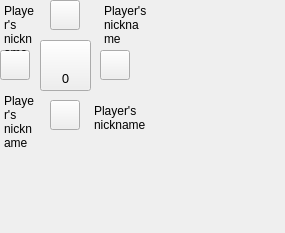
Qt form QTProject/Client/table.ui (aldenpang/zhajinhua-project) before a commit.
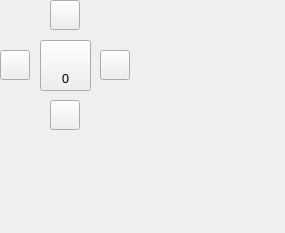
The same form after that commit. Icons and pictures are not drawn.

Commit message: update player portrait when click seats

The edit to the form file:
```diff
--- a/QTProject/Client/table.ui
+++ b/QTProject/Client/table.ui
@@ -209,7 +209,7 @@
 &lt;html&gt;&lt;head&gt;&lt;meta name=&quot;qrichtext&quot; content=&quot;1&quot; /&gt;&lt;style type=&quot;text/css&quot;&gt;
 p, li { white-space: pre-wrap; }
 &lt;/style&gt;&lt;/head&gt;&lt;body style=&quot; font-family:'SimSun'; font-size:9pt; font-weight:400; font-style:normal;&quot;&gt;
-&lt;p style=&quot; margin-top:0px; margin-bottom:0px; margin-left:0px; margin-right:0px; -qt-block-indent:0; text-indent:0px;&quot;&gt;&lt;span style=&quot; font-family:'宋体';&quot;&gt;Player's nickname&lt;/span&gt;&lt;/p&gt;&lt;/body&gt;&lt;/html&gt;</string>
+&lt;p style=&quot;-qt-paragraph-type:empty; margin-top:0px; margin-bottom:0px; margin-left:0px; margin-right:0px; -qt-block-indent:0; text-indent:0px;&quot;&gt;&lt;br /&gt;&lt;/p&gt;&lt;/body&gt;&lt;/html&gt;</string>
    </property>
   </widget>
   <widget class="QTextEdit" name="name1">
@@ -244,7 +244,7 @@
 &lt;html&gt;&lt;head&gt;&lt;meta name=&quot;qrichtext&quot; content=&quot;1&quot; /&gt;&lt;style type=&quot;text/css&quot;&gt;
 p, li { white-space: pre-wrap; }
 &lt;/style&gt;&lt;/head&gt;&lt;body style=&quot; font-family:'SimSun'; font-size:9pt; font-weight:400; font-style:normal;&quot;&gt;
-&lt;p style=&quot; margin-top:0px; margin-bottom:0px; margin-left:0px; margin-right:0px; -qt-block-indent:0; text-indent:0px;&quot;&gt;&lt;span style=&quot; font-family:'宋体';&quot;&gt;Player's nickname&lt;/span&gt;&lt;/p&gt;&lt;/body&gt;&lt;/html&gt;</string>
+&lt;p style=&quot;-qt-paragraph-type:empty; margin-top:0px; margin-bottom:0px; margin-left:0px; margin-right:0px; -qt-block-indent:0; text-indent:0px;&quot;&gt;&lt;br /&gt;&lt;/p&gt;&lt;/body&gt;&lt;/html&gt;</string>
    </property>
   </widget>
   <widget class="QTextEdit" name="name3">
@@ -279,7 +279,7 @@
 &lt;html&gt;&lt;head&gt;&lt;meta name=&quot;qrichtext&quot; content=&quot;1&quot; /&gt;&lt;style type=&quot;text/css&quot;&gt;
 p, li { white-space: pre-wrap; }
 &lt;/style&gt;&lt;/head&gt;&lt;body style=&quot; font-family:'SimSun'; font-size:9pt; font-weight:400; font-style:normal;&quot;&gt;
-&lt;p style=&quot; margin-top:0px; margin-bottom:0px; margin-left:0px; margin-right:0px; -qt-block-indent:0; text-indent:0px;&quot;&gt;&lt;span style=&quot; font-family:'宋体';&quot;&gt;Player's nickname&lt;/span&gt;&lt;/p&gt;&lt;/body&gt;&lt;/html&gt;</string>
+&lt;p style=&quot;-qt-paragraph-type:empty; margin-top:0px; margin-bottom:0px; margin-left:0px; margin-right:0px; -qt-block-indent:0; text-indent:0px;&quot;&gt;&lt;br /&gt;&lt;/p&gt;&lt;/body&gt;&lt;/html&gt;</string>
    </property>
   </widget>
   <widget class="QTextEdit" name="name2">
@@ -314,7 +314,7 @@
 &lt;html&gt;&lt;head&gt;&lt;meta name=&quot;qrichtext&quot; content=&quot;1&quot; /&gt;&lt;style type=&quot;text/css&quot;&gt;
 p, li { white-space: pre-wrap; }
 &lt;/style&gt;&lt;/head&gt;&lt;body style=&quot; font-family:'SimSun'; font-size:9pt; font-weight:400; font-style:normal;&quot;&gt;
-&lt;p style=&quot; margin-top:0px; margin-bottom:0px; margin-left:0px; margin-right:0px; -qt-block-indent:0; text-indent:0px;&quot;&gt;&lt;span style=&quot; font-family:'宋体';&quot;&gt;Player's nickname&lt;/span&gt;&lt;/p&gt;&lt;/body&gt;&lt;/html&gt;</string>
+&lt;p style=&quot;-qt-paragraph-type:empty; margin-top:0px; margin-bottom:0px; margin-left:0px; margin-right:0px; -qt-block-indent:0; text-indent:0px;&quot;&gt;&lt;br /&gt;&lt;/p&gt;&lt;/body&gt;&lt;/html&gt;</string>
    </property>
    <property name="overwriteMode">
     <bool>false</bool>
```
The commit also changes 6 other files.
